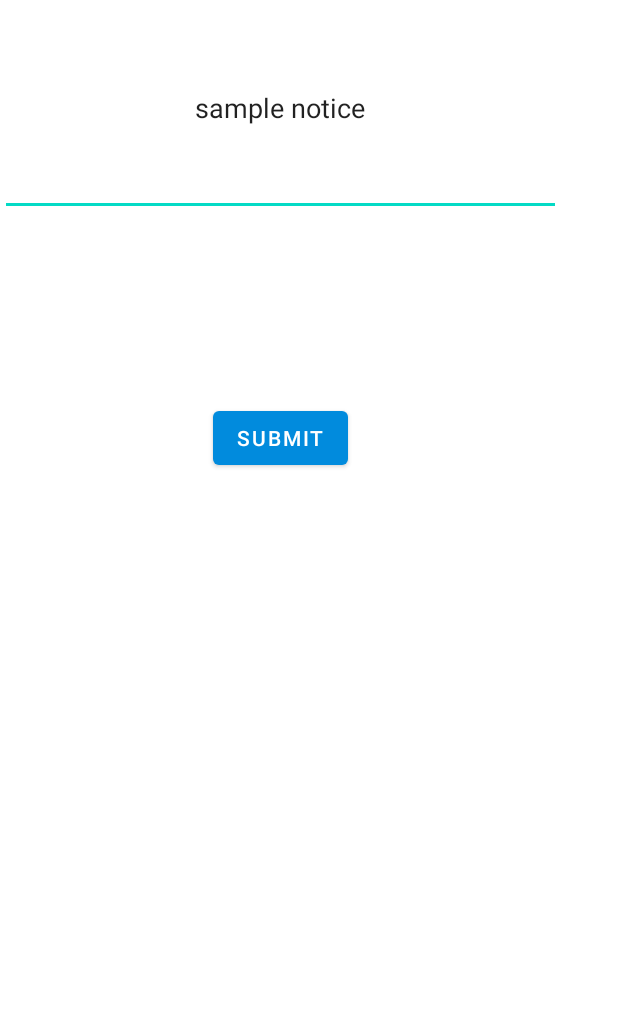
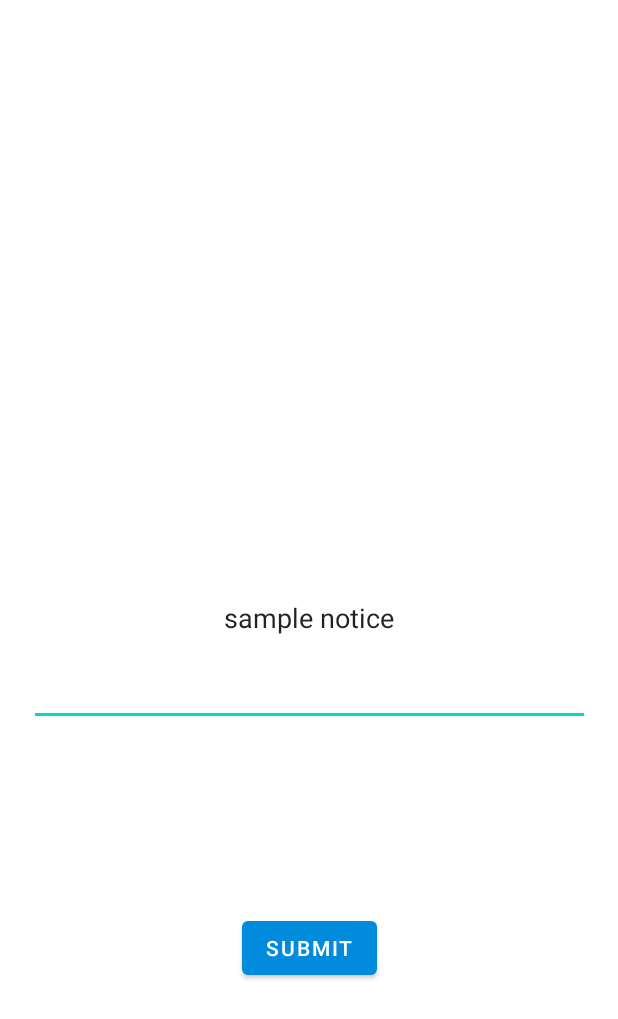
Before and after one commit to Koushik0901/CollegeApp, an Android app: the layout activity_upload_notice.xml on its own in the app's theme, with its tools: preview values and no code run, on a phone screen of 412 x 824 dp. Shown: the top 1019 px of the screen. Run offline under Robolectric (Android 15) with nearby library versions, the phone set to English and light mode, and no system bars.

```diff
--- a/app/src/main/res/layout/activity_upload_notice.xml
+++ b/app/src/main/res/layout/activity_upload_notice.xml
@@ -14,8 +14,10 @@
         android:inputType="textPersonName"
         android:text="sample notice"
         android:textAlignment="center"
-        tools:layout_editor_absoluteX="21dp"
-        tools:layout_editor_absoluteY="97dp" />
+        app:layout_constraintBottom_toBottomOf="parent"
+        app:layout_constraintEnd_toEndOf="parent"
+        app:layout_constraintStart_toStartOf="parent"
+        app:layout_constraintTop_toTopOf="parent" />
 
     <Button
         android:id="@+id/uploadBtn"
```
